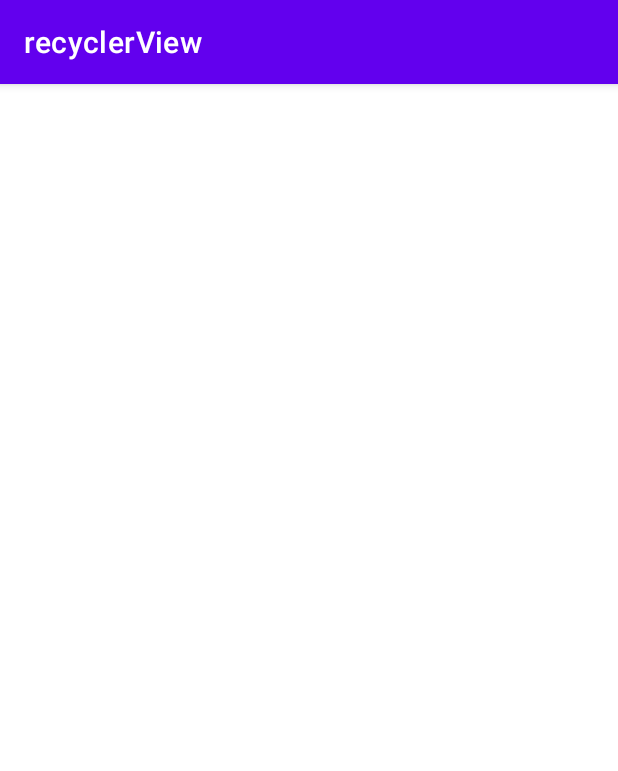
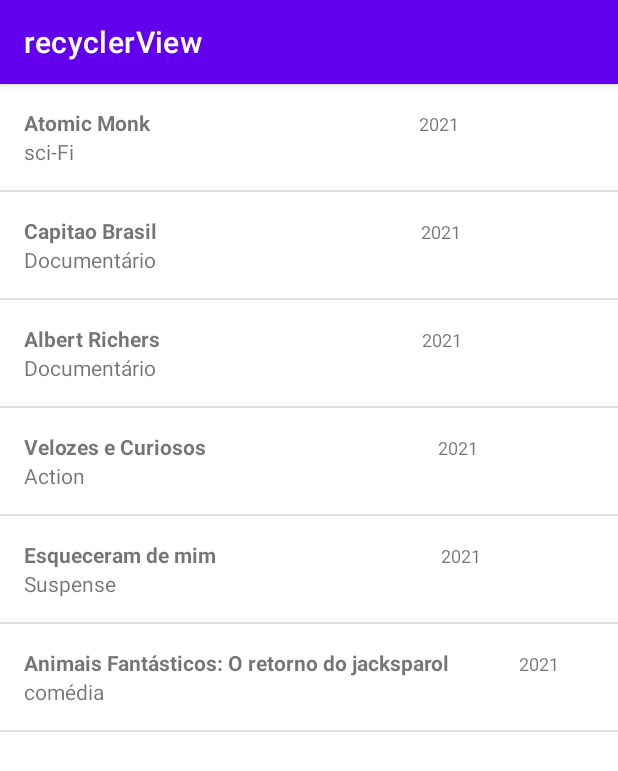
Before and after one commit to Capitaoneo3/recyclerView, an Android app: the screen it shows after launch (MainActivity), on a phone screen of 412 x 824 dp. Shown: the top 771 px of the screen. Run offline under Robolectric (Android 15) with nearby library versions, the phone set to English and light mode, and no system bars.

Commit message:
terminado (por hoje)

```diff
--- a/app/src/main/java/com/example/recyclerview/activity/activity/MainActivity.java
+++ b/app/src/main/java/com/example/recyclerview/activity/activity/MainActivity.java
@@ -1,15 +1,26 @@
 package com.example.recyclerview.activity.activity;
 
 import androidx.appcompat.app.AppCompatActivity;
+import androidx.recyclerview.widget.DividerItemDecoration;
 import androidx.recyclerview.widget.LinearLayoutManager;
 import androidx.recyclerview.widget.RecyclerView;
 
 import android.os.Bundle;
+import android.os.FileObserver;
+import android.widget.LinearLayout;
 
 import com.example.recyclerview.R;
+import com.example.recyclerview.activity.adapter.Adapter;
+import com.example.recyclerview.activity.model.Filme;
+
+import java.util.ArrayList;
+import java.util.List;
 
 public class MainActivity extends AppCompatActivity {
+
     private RecyclerView recycleView;
+    private List<Filme> listaFilmes = new ArrayList<>();
+
     @Override
     protected void onCreate(Bundle savedInstanceState) {
         super.onCreate(savedInstanceState);
@@ -17,17 +28,40 @@ public class MainActivity extends AppCompatActivity {
 
         recycleView = findViewById(R.id.recyclerView);
 
+        //Listagem de filmes
+        this.criarFilmes();
+        //configurar adapter
+        Adapter adapter = new Adapter( listaFilmes );
+
+        //Configurar Recyclerview
+        RecyclerView.LayoutManager layoutManager = new LinearLayoutManager(getApplicationContext());
+        recycleView.setLayoutManager(layoutManager);
         // use this setting to improve performance if you know that changes
         // in content do not change the layout size of the RecyclerView
         recycleView.setHasFixedSize(true);
-        //configurar adapter
-
-        //configurar layoutManager
-        RecyclerView.LayoutManager layoutManager = new LinearLayoutManager(getApplicationContext());
-        recycleView.setLayoutManager(layoutManager);
-       // recycleView.setAdapter();
+        recycleView.addItemDecoration(new DividerItemDecoration(this, LinearLayout.VERTICAL));
+        recycleView.setAdapter(adapter);
     }
 
+    public void criarFilmes(){
 
+        Filme filme = new Filme("Atomic Monk","sci-Fi","2021");
+        listaFilmes.add(filme);
+
+        filme = new Filme("Capitao Brasil","Documentário","2021");
+        listaFilmes.add(filme);
+
+        filme = new Filme("Albert Richers","Documentário","2021");
+        listaFilmes.add(filme);
+
+        filme = new Filme("Velozes e Curiosos","Action","2021");
+        listaFilmes.add(filme);
+
+        filme = new Filme("Esqueceram de mim","Suspense","2021");
+        listaFilmes.add(filme);
+
+        filme = new Filme("Animais Fantásticos: O retorno do jacksparol","comédia","2021");
+        listaFilmes.add(filme);
+    }
 
 }
--- a/app/src/main/java/com/example/recyclerview/activity/adapter/Adapter.java
+++ b/app/src/main/java/com/example/recyclerview/activity/adapter/Adapter.java
@@ -1,6 +1,68 @@
 package com.example.recyclerview.activity.adapter;
 
+import android.view.LayoutInflater;
+import android.view.View;
+import android.view.ViewGroup;
+import android.widget.TextView;
+
+import androidx.annotation.NonNull;
 import androidx.recyclerview.widget.RecyclerView;
 
-public class Adapter extends RecyclerView.Adapter<>{
+import com.example.recyclerview.R;
+import com.example.recyclerview.activity.model.Filme;
+
+import java.util.List;
+
+public class Adapter extends RecyclerView.Adapter<Adapter.MyViewHolder>{
+
+    private List<Filme> listaFilmes;
+
+    public Adapter(List<Filme> lista) {
+        this.listaFilmes = lista;
+    }
+
+    @NonNull
+    @Override
+    public MyViewHolder onCreateViewHolder(@NonNull ViewGroup parent, int viewType) {
+
+        View itemLista = LayoutInflater.from(parent.getContext())
+                .inflate(R.layout.adapter_lista, parent, false);
+
+        return new MyViewHolder(itemLista);
+    }
+
+    @Override
+    public void onBindViewHolder(@NonNull MyViewHolder holder, int position) {
+
+        Filme filme = listaFilmes.get(position);
+        holder.titulo.setText(filme.getTituloFilme());
+        holder.genero.setText(filme.getGenero());
+        holder.ano.setText(filme.getAno());
+
+
+    }
+
+    @Override
+    public int getItemCount() {
+        return listaFilmes.size();
+    }
+
+    public class MyViewHolder extends RecyclerView.ViewHolder{
+
+       public TextView titulo;
+       public TextView ano;
+       public TextView genero;
+
+
+        public MyViewHolder(@NonNull View itemView) {
+            super(itemView);
+
+            titulo = itemView.findViewById(R.id.textTitulo);
+            ano = itemView.findViewById(R.id.textAno);
+            genero = itemView.findViewById(R.id.textGenero);
+
+        }
+    }
+
+
 }
--- /dev/null
+++ b/app/src/main/java/com/example/recyclerview/activity/model/Filme.java
@@ -0,0 +1,43 @@
+package com.example.recyclerview.activity.model;
+
+public class Filme {
+
+    private String tituloFilme;
+    private String genero;
+    private String ano;
+
+    public Filme(){
+
+    }
+
+    public Filme(String tituloFilme, String genero, String ano) {
+        this.tituloFilme = tituloFilme;
+        this.genero = genero;
+        this.ano = ano;
+    }
+
+
+    public String getTituloFilme() {
+        return tituloFilme;
+    }
+
+    public void setTituloFilme(String tituloFilme) {
+        this.tituloFilme = tituloFilme;
+    }
+
+    public String getGenero() {
+        return genero;
+    }
+
+    public void setGenero(String genero) {
+        this.genero = genero;
+    }
+
+    public String getAno() {
+        return ano;
+    }
+
+    public void setAno(String ano) {
+        this.ano = ano;
+    }
+}
--- /dev/null
+++ b/app/src/main/res/layout/adapter_lista.xml
@@ -0,0 +1,36 @@
+<?xml version="1.0" encoding="utf-8"?>
+<LinearLayout xmlns:android="http://schemas.android.com/apk/res/android"
+    android:layout_width="match_parent"
+    android:layout_height="wrap_content"
+    android:layout_margin="16dp"
+    android:orientation="vertical">
+
+    <LinearLayout
+        android:layout_width="match_parent"
+        android:layout_height="wrap_content"
+        android:orientation="horizontal">
+
+        <TextView
+            android:id="@+id/textTitulo"
+            android:layout_width="wrap_content"
+            android:layout_height="wrap_content"
+            android:layout_weight="1"
+            android:text="Titulo"
+            android:textStyle="bold" />
+
+        <TextView
+            android:id="@+id/textAno"
+            android:layout_width="wrap_content"
+            android:layout_height="wrap_content"
+            android:layout_weight="0.5"
+            android:text="Ano"
+            android:textSize="12sp" />
+
+    </LinearLayout>
+
+    <TextView
+        android:id="@+id/textGenero"
+        android:layout_width="match_parent"
+        android:layout_height="wrap_content"
+        android:text="Genero" />
+</LinearLayout>
```
